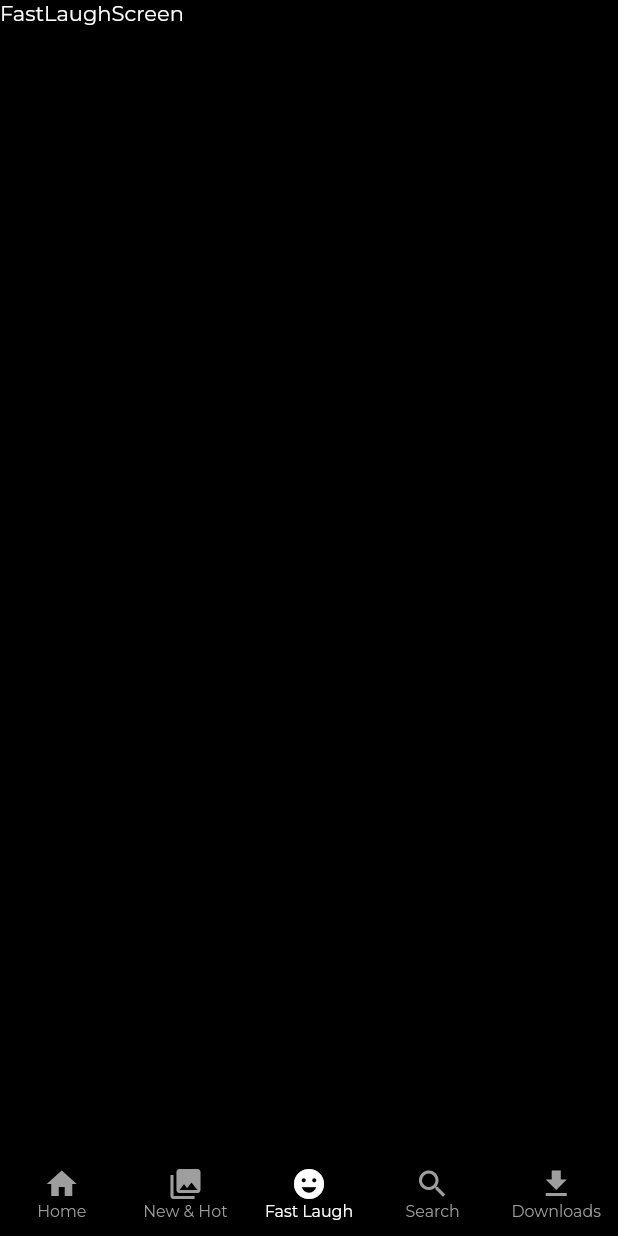
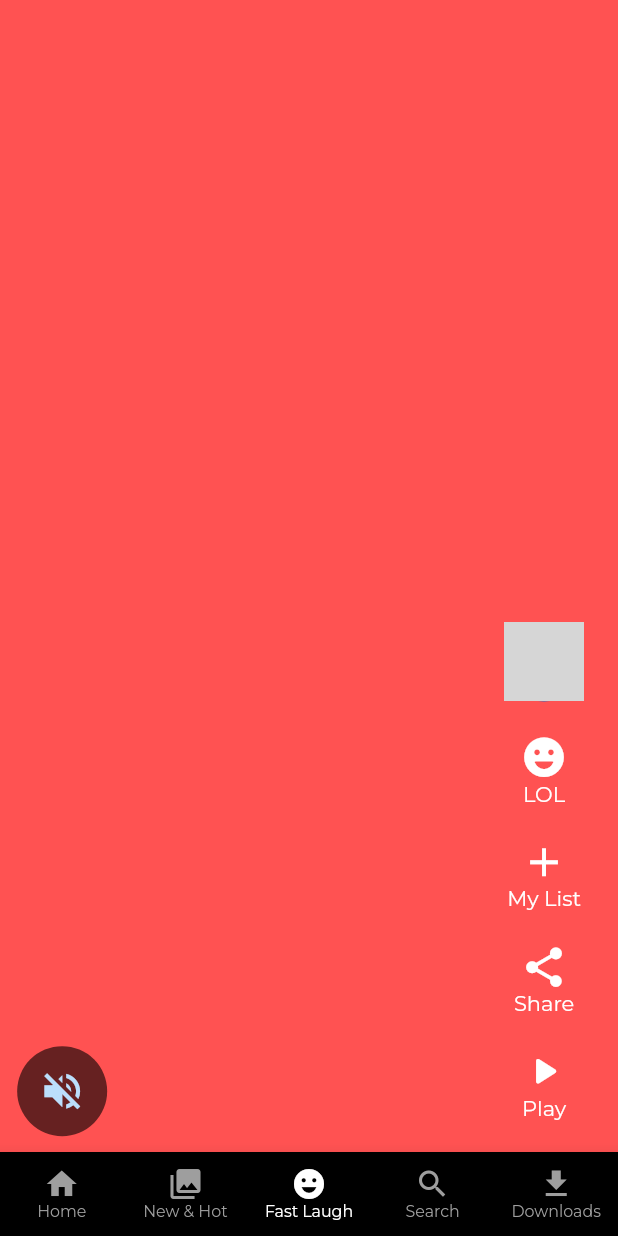
Before and after one commit to AslamThachapalli/Netflix_Clone_App, a Flutter app: the screen it shows after launch, item 3 of the bottom bar chosen, on a phone screen of 412 x 824 dp. Run offline on Flutter 3.47's test engine with Material 2 defaults, Android fonts, the phone set to English and light mode, and no system bars; our stand-ins replace bordered_text, get, google_fonts; network calls fail; grey boxes are pictures that could not be loaded.

Commit message:
fast laugh screen and home screen mock ui is completed.

```diff
--- a/lib/features/fast_laugh/presentation/pages/fast_laugh_screen.dart
+++ b/lib/features/fast_laugh/presentation/pages/fast_laugh_screen.dart
@@ -1,12 +1,18 @@
 import 'package:flutter/material.dart';
+
+import '../widgets/video_list_item.dart';
 
 class FastLaughScreen extends StatelessWidget {
   const FastLaughScreen({Key? key}) : super(key: key);
 
   @override
   Widget build(BuildContext context) {
-    return Scaffold(
-      body: Text('FastLaughScreen'),
+    return PageView(
+      scrollDirection: Axis.vertical,
+      children: List.generate(
+        10,
+        (index) => VideoListItem(index: index),
+      ),
     );
   }
 }
--- /dev/null
+++ b/lib/features/fast_laugh/presentation/widgets/video_actions_widget.dart
@@ -0,0 +1,32 @@
+import 'package:flutter/material.dart';
+
+import '../../../../core/constants/colors.dart';
+import '../../../../core/constants/dimensions.dart';
+
+class VideoActionsWidget extends StatelessWidget {
+  const VideoActionsWidget({
+    Key? key,
+    required this.icon,
+    required this.text,
+  }) : super(key: key);
+
+  final IconData icon;
+  final String text;
+
+  @override
+  Widget build(BuildContext context) {
+    return Padding(
+      padding: EdgeInsets.symmetric(vertical: Dimensions.height10),
+      child: Column(
+        children: [
+          Icon(
+            icon,
+            color: kWhiteColor,
+            size: Dimensions.iconSize10 * 3,
+          ),
+          Text(text),
+        ],
+      ),
+    );
+  }
+}
--- /dev/null
+++ b/lib/features/fast_laugh/presentation/widgets/video_list_item.dart
@@ -0,0 +1,66 @@
+import 'package:flutter/material.dart';
+import 'package:netflix_clone/core/constants/dimensions.dart';
+
+import 'video_actions_widget.dart';
+
+class VideoListItem extends StatelessWidget {
+  const VideoListItem({
+    Key? key,
+    required this.index,
+  }) : super(key: key);
+  final int index;
+
+  @override
+  Widget build(BuildContext context) {
+    return Stack(
+      children: [
+        Container(
+          color: Colors.accents[index % Colors.accents.length],
+        ),
+        Align(
+          alignment: Alignment.bottomCenter,
+          child: Padding(
+            padding: EdgeInsets.symmetric(
+              horizontal: Dimensions.width10,
+              vertical: Dimensions.height10,
+            ),
+            child: Row(
+              mainAxisAlignment: MainAxisAlignment.spaceBetween,
+              crossAxisAlignment: CrossAxisAlignment.end,
+              children: [
+                CircleAvatar(
+                  radius: 30,
+                  backgroundColor: Colors.black.withOpacity(0.6),
+                  child: Icon(
+                    Icons.volume_off_sharp,
+                    size: Dimensions.iconSize10 * 3,
+                  ),
+                ),
+                Padding(
+                  padding: EdgeInsets.only(right: Dimensions.width10),
+                  child: Column(
+                    mainAxisSize: MainAxisSize.min,
+                    children: [
+                      Padding(
+                        padding: EdgeInsets.only(bottom: Dimensions.height10),
+                        child: CircleAvatar(
+                          radius: Dimensions.radius5 * 5,
+                          backgroundImage: NetworkImage(
+                              'https://www.themoviedb.org/t/p/w300_and_h450_bestv2/nQKW2sabIClUsrQl3Y3i5LQgf5l.jpg'),
+                        ),
+                      ),
+                      const VideoActionsWidget(icon: Icons.emoji_emotions_rounded, text: 'LOL'),
+                      const VideoActionsWidget(icon: Icons.add, text: 'My List'),
+                      const VideoActionsWidget(icon: Icons.share, text: 'Share'),
+                      const VideoActionsWidget(icon: Icons.play_arrow_rounded, text: 'Play'),
+                    ],
+                  ),
+                )
+              ],
+            ),
+          ),
+        )
+      ],
+    );
+  }
+}
--- a/pubspec.yaml
+++ b/pubspec.yaml
@@ -13,6 +13,8 @@ dependencies:
     sdk: flutter
   google_fonts: ^3.0.1
   get: ^4.6.5
+  video_player: ^2.4.7
+  bordered_text: ^2.0.0
 
 dev_dependencies:
   flutter_test:
```
Also changed, not shown: lib/features/home/presentation/pages/home_screen.dart (+17 -1 lines), lib/features/home/presentation/widgets/custom_button_widget.dart (added, +34 -0 lines), lib/features/home/presentation/widgets/home_screen_image_with_gradient.dart (added, +35 -0 lines), lib/features/home/presentation/widgets/home_screen_list_title.dart (added, +22 -0 lines), lib/features/home/presentation/widgets/home_screen_section_widget.dart (added, +54 -0 lines), lib/features/home/presentation/widgets/home_screen_top_widget.dart (added, +39 -0 lines), lib/features/home/presentation/widgets/number_card.dart (added, +53 -0 lines), lib/features/home/presentation/widgets/play-button_widget.dart (added, +41 -0 lines), lib/features/home/presentation/widgets/top_10_widget.dart (added, +41 -0 lines), pubspec.lock, 1 other file.
